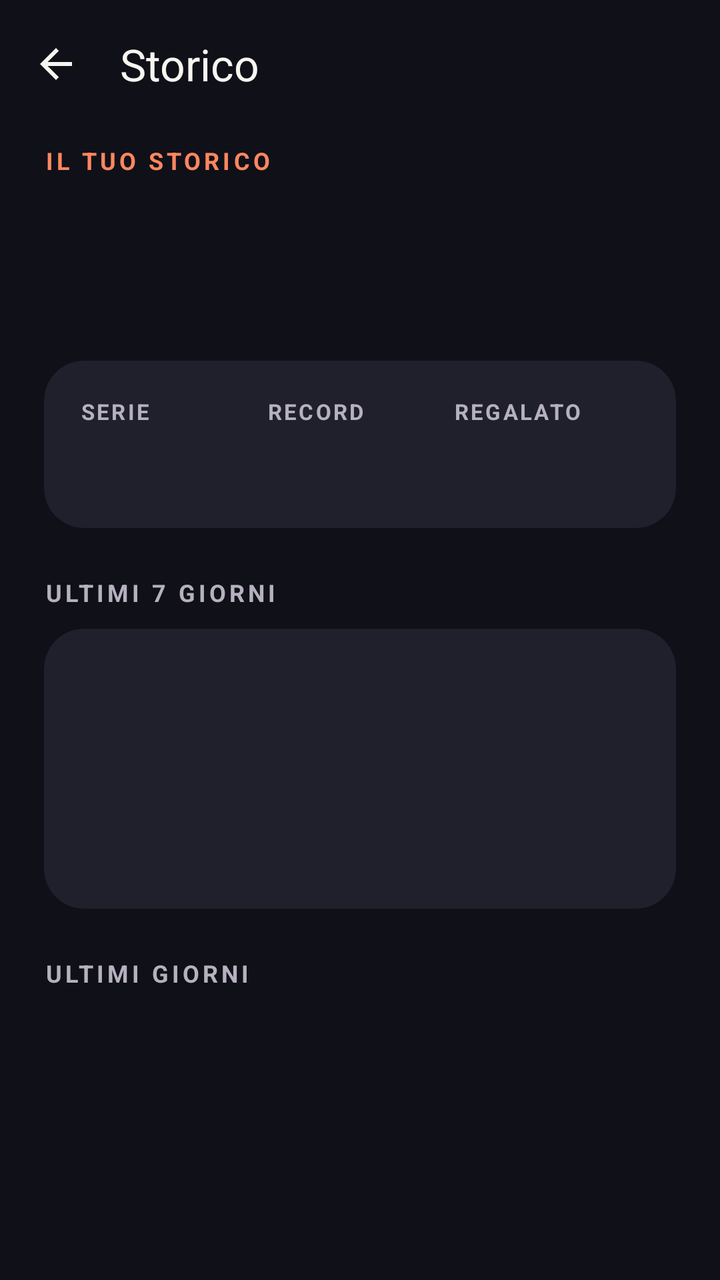
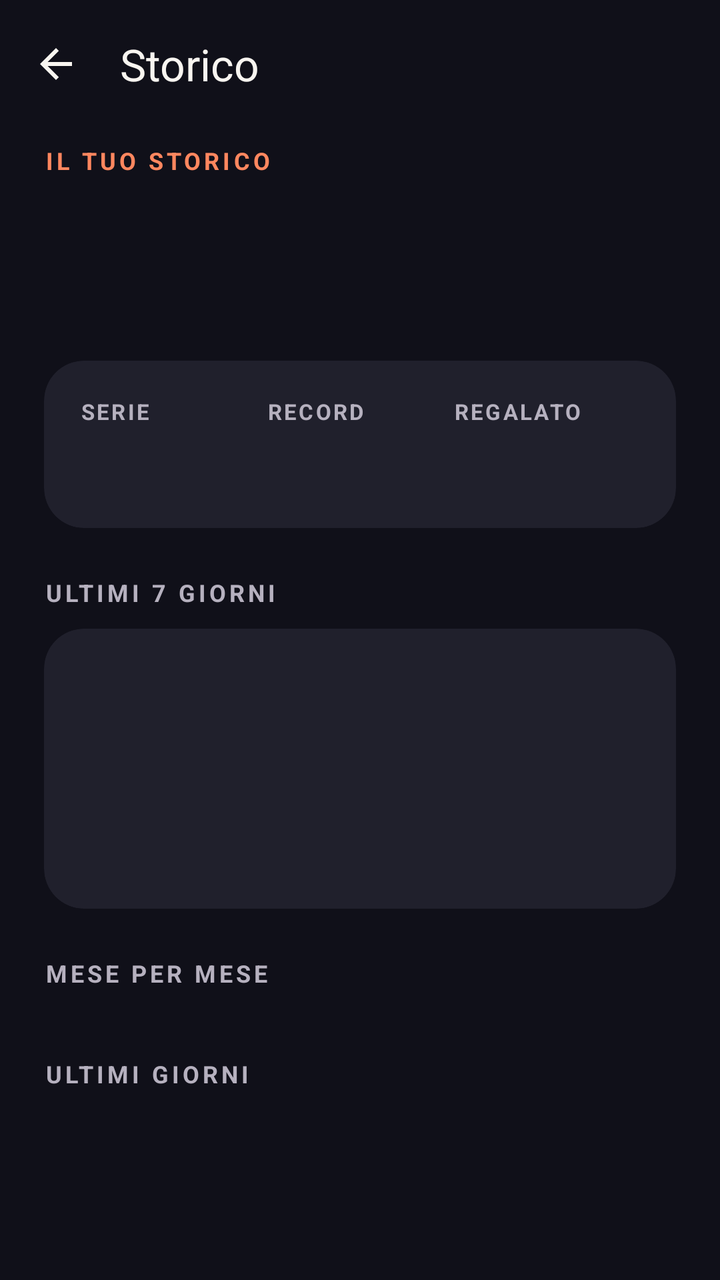

Before-and-after screenshots of an Android layout around one commit, followed by the original layout XML and the change that was made.
<!-- AndroidManifest.xml: activity theme Theme.Stacca -->
<!-- res/layout/activity_history.xml -->
<?xml version="1.0" encoding="utf-8"?>
<ScrollView xmlns:android="http://schemas.android.com/apk/res/android"
    xmlns:app="http://schemas.android.com/apk/res-auto"
    android:layout_width="match_parent"
    android:layout_height="match_parent"
    android:background="@color/home_bg"
    android:fillViewport="true">

    <LinearLayout
        android:layout_width="match_parent"
        android:layout_height="wrap_content"
        android:orientation="vertical">

        <com.google.android.material.appbar.MaterialToolbar
            android:id="@+id/toolbar"
            android:layout_width="match_parent"
            android:layout_height="?attr/actionBarSize"
            android:background="@color/home_bg"
            app:navigationIcon="@drawable/ic_arrow_back"
            app:navigationIconTint="@color/home_text"
            app:title="@string/history_screen_title"
            app:titleTextColor="@color/home_text" />

        <LinearLayout
            android:layout_width="match_parent"
            android:layout_height="wrap_content"
            android:orientation="vertical"
            android:paddingStart="22dp"
            android:paddingEnd="22dp"
            android:paddingBottom="24dp">

            <TextView
                android:layout_width="wrap_content"
                android:layout_height="wrap_content"
                android:layout_marginTop="8dp"
                android:text="@string/history_label"
                android:textSize="12sp"
                android:textStyle="bold"
                android:letterSpacing="0.14"
                android:textColor="@color/home_accent" />

            <TextView
                android:id="@+id/tvHistoryTitle"
                android:layout_width="match_parent"
                android:layout_height="wrap_content"
                android:layout_marginTop="10dp"
                android:textSize="@dimen/page_title_size"
                android:fontFamily="sans-serif-black"
                android:lineSpacingMultiplier="1.08"
                android:letterSpacing="-0.01"
                android:textColor="@color/home_text" />

            <TextView
                android:id="@+id/tvHistorySub"
                android:layout_width="match_parent"
                android:layout_height="wrap_content"
                android:layout_marginTop="8dp"
                android:textSize="14sp"
                android:textColor="@color/home_text_secondary" />

            
            <com.google.android.material.card.MaterialCardView
                style="@style/Stacca.Settings.Card"
                android:layout_marginTop="20dp">

                <LinearLayout
                    android:layout_width="match_parent"
                    android:layout_height="wrap_content"
                    android:orientation="horizontal"
                    android:padding="18dp">

                    <LinearLayout style="@style/Stacca.History.Stat">
                        <TextView style="@style/Stacca.History.StatLabel" android:text="@string/history_streak" />
                        <TextView android:id="@+id/tvStreak" style="@style/Stacca.History.StatValue" />
                    </LinearLayout>

                    <LinearLayout style="@style/Stacca.History.Stat">
                        <TextView style="@style/Stacca.History.StatLabel" android:text="@string/history_record" />
                        <TextView android:id="@+id/tvRecord" style="@style/Stacca.History.StatValue" />
                    </LinearLayout>

                    <LinearLayout style="@style/Stacca.History.Stat">
                        <TextView style="@style/Stacca.History.StatLabel" android:text="@string/history_lost" />
                        <TextView android:id="@+id/tvLost" style="@style/Stacca.History.StatValue" android:textColor="@color/home_accent" />
                    </LinearLayout>
                </LinearLayout>
            </com.google.android.material.card.MaterialCardView>

            
            <LinearLayout
                android:id="@+id/sectionChart"
                android:layout_width="match_parent"
                android:layout_height="wrap_content"
                android:orientation="vertical">

                <TextView
                    style="@style/Stacca.Settings.SectionLabel"
                    android:text="@string/history_week_chart" />

                <com.google.android.material.card.MaterialCardView style="@style/Stacca.Settings.Card">
                    <LinearLayout
                        android:id="@+id/weekBars"
                        android:layout_width="match_parent"
                        android:layout_height="140dp"
                        android:orientation="horizontal"
                        android:paddingStart="12dp"
                        android:paddingEnd="12dp"
                        android:paddingTop="16dp"
                        android:paddingBottom="12dp" />
                </com.google.android.material.card.MaterialCardView>
            </LinearLayout>

            
            <com.google.android.material.card.MaterialCardView
                android:id="@+id/cardPremiumTeaser"
                style="@style/Stacca.Settings.Card"
                android:layout_marginTop="16dp"
                android:clickable="true"
                android:focusable="true"
                android:visibility="gone">

                <LinearLayout
                    android:layout_width="match_parent"
                    android:layout_height="wrap_content"
                    android:orientation="vertical"
                    android:padding="20dp">

                    <TextView
                        style="@style/Stacca.Settings.RowTitle.Accent"
                        android:text="@string/history_premium_title" />

                    <TextView
                        style="@style/Stacca.Settings.RowDesc"
                        android:text="@string/history_premium_desc" />

                    <TextView
                        android:layout_width="wrap_content"
                        android:layout_height="wrap_content"
                        android:layout_marginTop="12dp"
                        android:background="@drawable/bg_pill_accent"
                        android:paddingStart="14dp"
                        android:paddingEnd="14dp"
                        android:paddingTop="8dp"
                        android:paddingBottom="8dp"
                        android:text="@string/history_premium_cta"
                        android:textSize="14sp"
                        android:textStyle="bold"
                        android:textColor="@color/home_on_accent" />
                </LinearLayout>
            </com.google.android.material.card.MaterialCardView>

            
            <LinearLayout
                android:id="@+id/sectionList"
                android:layout_width="match_parent"
                android:layout_height="wrap_content"
                android:orientation="vertical">

                <TextView
                    style="@style/Stacca.Settings.SectionLabel"
                    android:text="@string/history_list_label" />

                <com.google.android.material.card.MaterialCardView style="@style/Stacca.Settings.Card">
                    <LinearLayout
                        android:id="@+id/historyList"
                        android:layout_width="match_parent"
                        android:layout_height="wrap_content"
                        android:orientation="vertical" />
                </com.google.android.material.card.MaterialCardView>
            </LinearLayout>

        </LinearLayout>
    </LinearLayout>
</ScrollView>
<!-- resources referenced by this layout -->
<resources>
  <color name="home_accent">#FF875F</color>
  <color name="home_bg">#101019</color>
  <color name="home_on_accent">#20110B</color>
  <color name="home_text">#F8F5F0</color>
  <color name="home_text_secondary">#B6B1BF</color>
  <dimen name="page_title_size">26sp</dimen>
  <!-- drawable bg_pill_accent (drawable) -->
  <?xml version="1.0" encoding="utf-8"?>
  <shape xmlns:android="http://schemas.android.com/apk/res/android"
      android:shape="rectangle">
      <solid android:color="@color/home_accent" />
      <corners android:radius="999dp" />
  </shape>
  <string name="history_label">IL TUO STORICO</string>
  <string name="history_list_label">ULTIMI GIORNI</string>
  <string name="history_lost">REGALATO</string>
  <string name="history_premium_cta">Sblocca Premium</string>
  <string name="history_premium_desc">Record, tempo non vissuto del mese, grafico della settimana e tutti i giorni, non solo gli ultimi 7.</string>
  <string name="history_premium_title">Tutto lo storico con Premium</string>
  <string name="history_record">RECORD</string>
  <string name="history_screen_title">Storico</string>
  <string name="history_streak">SERIE</string>
  <string name="history_week_chart">ULTIMI 7 GIORNI</string>
  <style name="Stacca.History.Stat">
          <item name="android:layout_width">0dp</item>
          <item name="android:layout_height">match_parent</item>
          <item name="android:gravity">bottom</item>
          <item name="android:layout_weight">1</item>
          <item name="android:orientation">vertical</item>
      </style>
  <style name="Stacca.History.StatLabel">
          <item name="android:layout_width">wrap_content</item>
          <item name="android:layout_height">wrap_content</item>
          <item name="android:textSize">11sp</item>
          <item name="android:textStyle">bold</item>
          <item name="android:letterSpacing">0.1</item>
          <item name="android:textColor">@color/home_text_secondary</item>
      </style>
  <style name="Stacca.Settings.Card" parent="Widget.Material3.CardView.Filled">
          <item name="android:layout_width">match_parent</item>
          <item name="android:layout_height">wrap_content</item>
          <item name="cardBackgroundColor">@color/home_surface</item>
          <item name="cardCornerRadius">20dp</item>
          <item name="cardElevation">0dp</item>
          <item name="strokeWidth">0dp</item>
      </style>
  <style name="Stacca.Settings.RowDesc">
          <item name="android:layout_width">wrap_content</item>
          <item name="android:layout_height">wrap_content</item>
          <item name="android:layout_marginTop">3dp</item>
          <item name="android:textSize">13sp</item>
          <item name="android:textColor">@color/home_text_secondary</item>
      </style>
  <style name="Stacca.Settings.RowTitle.Accent">
          <item name="android:textColor">@color/home_accent</item>
      </style>
  <color name="home_surface">#20202C</color>
  <color name="primary">#FF6B35</color>
  <color name="primary_dark">#E55A2B</color>
  <color name="on_primary">#FFFFFF</color>
  <color name="secondary">#7B2FF7</color>
  <color name="on_secondary">#FFFFFF</color>
  <color name="tertiary">#00C9A7</color>
  <color name="on_tertiary">#FFFFFF</color>
  <color name="background_dark">#0D0D1A</color>
  <color name="surface">#16213E</color>
  <color name="surface_variant">#1E2A4A</color>
  <color name="text_primary">#FFFFFF</color>
  <color name="text_secondary">#B0B0CC</color>
  <color name="text_hint">#6E6E8A</color>
  <!-- unchanged entries left out for length: 4 -->
</resources>

<!-- the commit's change to res/layout/activity_history.xml (unified diff, before → after) -->
@@ -111,6 +111,26 @@
             </LinearLayout>
 
             
+            <LinearLayout
+                android:id="@+id/sectionMonths"
+                android:layout_width="match_parent"
+                android:layout_height="wrap_content"
+                android:orientation="vertical">
+
+                <TextView
+                    style="@style/Stacca.Settings.SectionLabel"
+                    android:text="@string/history_months_label" />
+
+                <com.google.android.material.card.MaterialCardView style="@style/Stacca.Settings.Card">
+                    <LinearLayout
+                        android:id="@+id/monthsList"
+                        android:layout_width="match_parent"
+                        android:layout_height="wrap_content"
+                        android:orientation="vertical" />
+                </com.google.android.material.card.MaterialCardView>
+            </LinearLayout>
+
+            
             <com.google.android.material.card.MaterialCardView
                 android:id="@+id/cardPremiumTeaser"
                 style="@style/Stacca.Settings.Card"
<!-- resource entries referenced after the edit -->
@@ -16,8 +16,9 @@
   <string name="history_label">IL TUO STORICO</string>
   <string name="history_list_label">ULTIMI GIORNI</string>
   <string name="history_lost">REGALATO</string>
+  <string name="history_months_label">MESE PER MESE</string>
   <string name="history_premium_cta">Sblocca Premium</string>
-  <string name="history_premium_desc">Record, tempo non vissuto del mese, grafico della settimana e tutti i giorni, non solo gli ultimi 7.</string>
+  <string name="history_premium_desc">Record, i tuoi progressi mese per mese, grafico della settimana e le ultime 2 settimane, non solo gli ultimi 7 giorni.</string>
   <string name="history_premium_title">Tutto lo storico con Premium</string>
   <string name="history_record">RECORD</string>
   <string name="history_screen_title">Storico</string>
